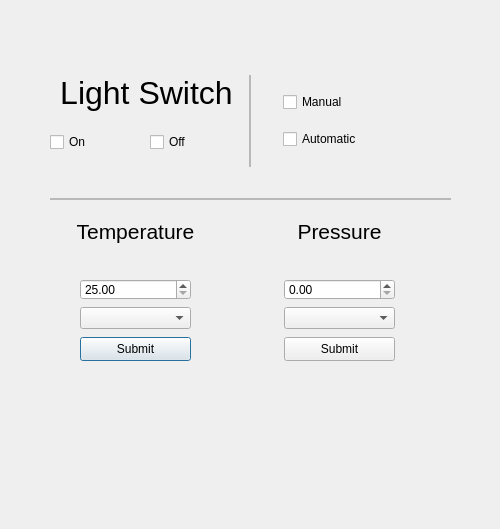
First picture: the form in TechDemo/DemoUI_Basic.ui, repository oliveoil222/ThermoGen, before the edit.
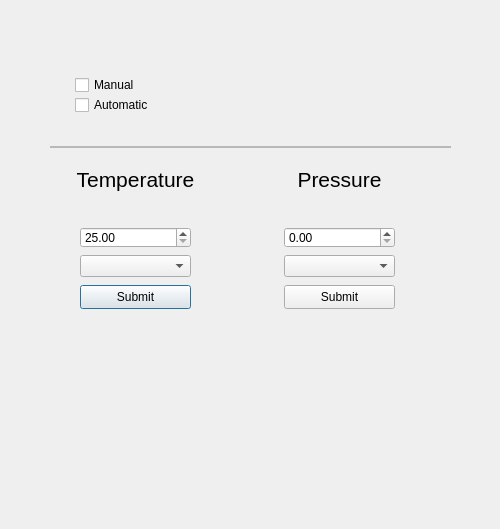
Second picture: the form after the edit.

Commit message: Edits to UI --> Remove light switch test

```diff
--- a/TechDemo/DemoUI_Basic.ui
+++ b/TechDemo/DemoUI_Basic.ui
@@ -37,85 +37,6 @@
       <property name="bottomMargin">
        <number>25</number>
       </property>
-      <item>
-       <layout class="QVBoxLayout" name="verticalLayout">
-        <item>
-         <widget class="QLabel" name="lightTextLabel">
-          <property name="maximumSize">
-           <size>
-            <width>16777215</width>
-            <height>50</height>
-           </size>
-          </property>
-          <property name="font">
-           <font>
-            <pointsize>24</pointsize>
-            <italic>false</italic>
-            <bold>false</bold>
-            <stylestrategy>PreferAntialias</stylestrategy>
-           </font>
-          </property>
-          <property name="text">
-           <string>Light Switch</string>
-          </property>
-          <property name="alignment">
-           <set>Qt::AlignmentFlag::AlignCenter</set>
-          </property>
-          <property name="wordWrap">
-           <bool>false</bool>
-          </property>
-          <property name="margin">
-           <number>0</number>
-          </property>
-         </widget>
-        </item>
-        <item>
-         <layout class="QHBoxLayout" name="horizontalLayout_2">
-          <item>
-           <widget class="QCheckBox" name="lightToggleOn">
-            <property name="text">
-             <string>On</string>
-            </property>
-           </widget>
-          </item>
-          <item>
-           <widget class="QCheckBox" name="lightToggleOff">
-            <property name="minimumSize">
-             <size>
-              <width>0</width>
-              <height>50</height>
-             </size>
-            </property>
-            <property name="text">
-             <string>Off</string>
-            </property>
-           </widget>
-          </item>
-         </layout>
-        </item>
-       </layout>
-      </item>
-      <item>
-       <widget class="Line" name="VertLine">
-        <property name="font">
-         <font>
-          <bold>false</bold>
-         </font>
-        </property>
-        <property name="frameShadow">
-         <enum>QFrame::Shadow::Sunken</enum>
-        </property>
-        <property name="lineWidth">
-         <number>0</number>
-        </property>
-        <property name="midLineWidth">
-         <number>2</number>
-        </property>
-        <property name="orientation">
-         <enum>Qt::Orientation::Vertical</enum>
-        </property>
-       </widget>
-      </item>
       <item>
        <layout class="QVBoxLayout" name="AutoManualToggleVertLayout">
         <property name="spacing">
```
The commit also changes 4 other files.
